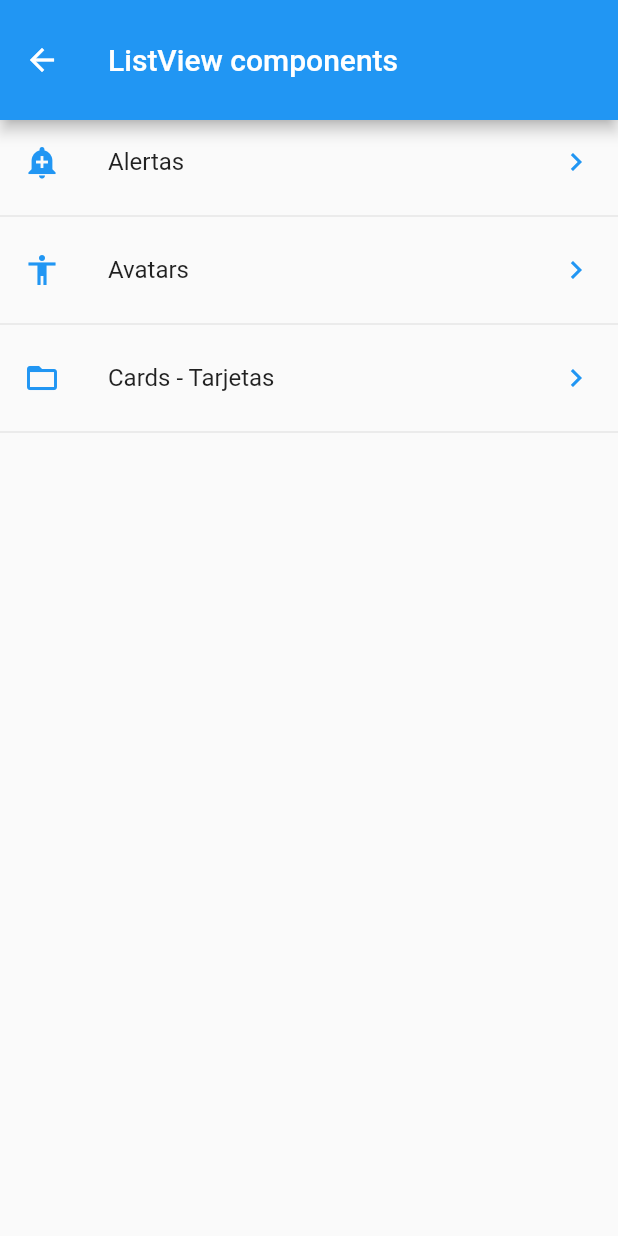
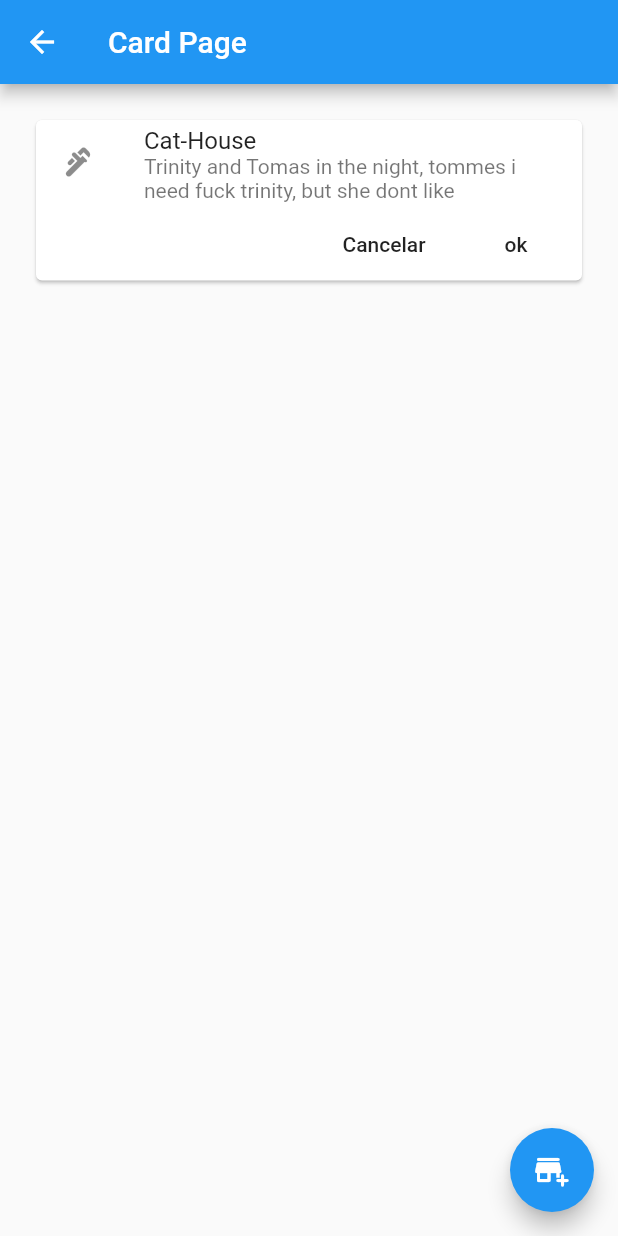
Before and after one commit to gonzalo-droid/flutter_widget, a Flutter app: the screen it shows after launch, after a tap on "Cards - Tarjetas", on a phone screen of 412 x 824 dp. Run offline on Flutter 3.47's test engine with Material 2 defaults, Android fonts, the phone set to English and light mode, and no system bars.

Commit message:
new basic-card

```diff
--- a/lib/main.dart
+++ b/lib/main.dart
@@ -1,7 +1,7 @@
 import 'package:flutter/material.dart';
+
 import 'package:flutter_widget/src/pages/alert_page.dart';
-import 'package:flutter_widget/src/pages/avatar_page.dart';
-import 'package:flutter_widget/src/pages/home_page.dart';
+import 'package:flutter_widget/src/route/route.dart';
 
 
 void main() => runApp(MyApp());
@@ -14,10 +14,12 @@ class MyApp extends StatelessWidget {
       debugShowCheckedModeBanner: false,
       //home: HomePage(),
       initialRoute: '/', //string ruta
-      routes: <String, WidgetBuilder>{
-        '/' : (BuildContext context) => HomePage(),
-        'alert' : (BuildContext context) => AlertPage(),
-        'avatar' : (BuildContext context) => AvatarPage(),
+      routes: getApplicationRoutes(),
+      //en caso no encuentre ruta mapeada
+      onGenerateRoute: (RouteSettings settings){
+        return MaterialPageRoute(
+          builder: (BuildContext context) => AlertPage()
+        );
       },
     );
   }
--- /dev/null
+++ b/lib/src/pages/card_page.dart
@@ -0,0 +1,50 @@
+import 'package:flutter/material.dart';
+
+class CardPage extends StatelessWidget {
+  @override
+  Widget build(BuildContext context) {
+    return Scaffold(
+      appBar: AppBar(
+        title: Text('Card Page'),
+      ),
+      body: ListView(
+        padding: EdgeInsets.all(20.0), //paddgin en todas las direcciones
+        // padding: EdgeInsets.symmetric(horizontal:50.0, vertical:10.0)
+
+        children: <Widget>[_cardType1()],
+      ),
+      floatingActionButton: FloatingActionButton(
+        child: Icon(Icons.add_business_rounded),
+        onPressed: () {
+          Navigator.pop(context);
+        },
+      ),
+    );
+  }
+
+  Widget _cardType1() {
+    return Card(
+      child: Column(children: [
+        ListTile(
+          title: Text('Cat-House'),
+          subtitle: Text(
+              "Trinity and Tomas in the night, tommes i need fuck trinity, but she dont like"),
+          leading: Icon(Icons.plumbing),
+        ),
+        Row(
+          mainAxisAlignment: MainAxisAlignment.end,
+          children: [
+            FlatButton(
+              child: Text('Cancelar'),
+              onPressed: () {},
+            ),
+            FlatButton(
+              child: Text('ok'),
+              onPressed: () {},
+            )
+          ],
+        )
+      ]),
+    );
+  }
+}
--- /dev/null
+++ b/lib/src/route/route.dart
@@ -0,0 +1,15 @@
+import 'package:flutter/material.dart';
+import 'package:flutter_widget/src/pages/alert_page.dart';
+import 'package:flutter_widget/src/pages/avatar_page.dart';
+import 'package:flutter_widget/src/pages/card_page.dart';
+import 'package:flutter_widget/src/pages/home_page.dart';
+
+
+Map<String, WidgetBuilder> getApplicationRoutes(){
+  return <String, WidgetBuilder>{
+        '/' : (BuildContext context) => HomePage(),
+        'alert' : (BuildContext context) => AlertPage(),
+        'avatar' : (BuildContext context) => AvatarPage(),
+        'card' : (BuildContext context) => CardPage(),
+      };
+}
```
